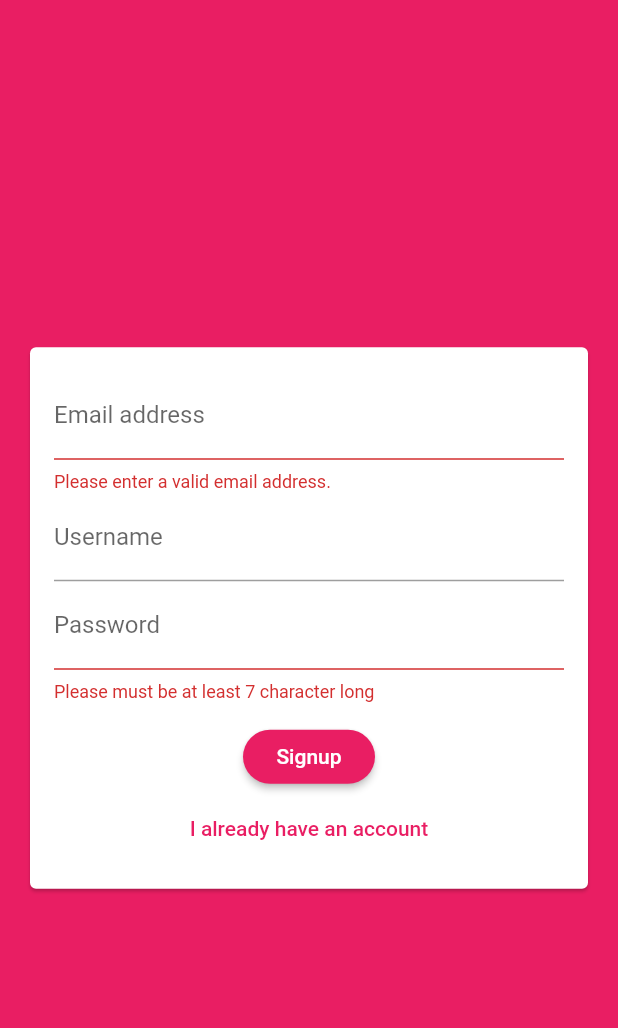
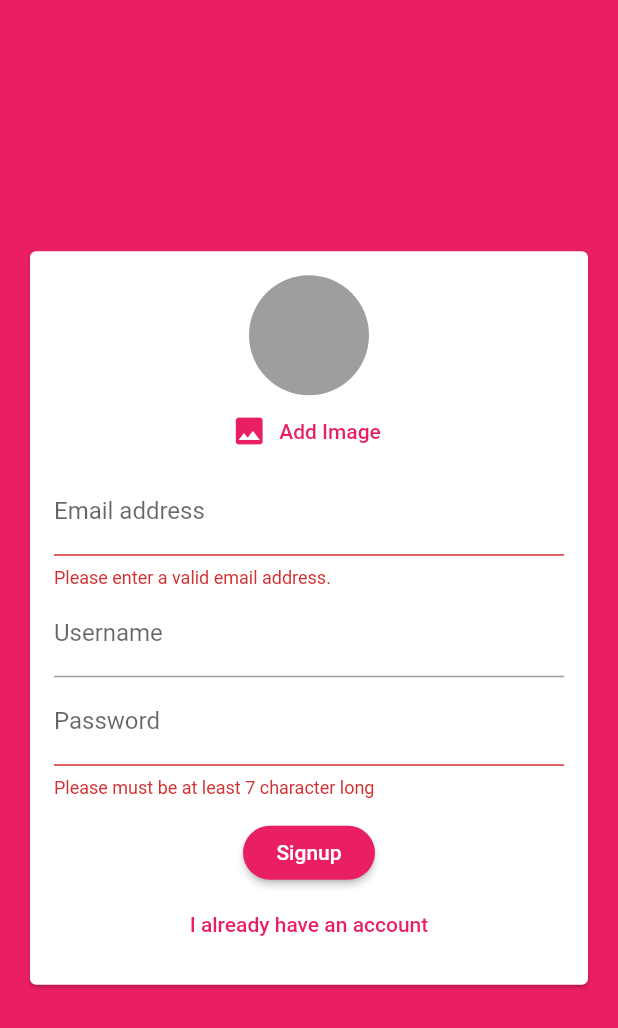
Before and after one commit to MariumAkter/Chit-Chat, a Flutter app: the screen it shows after launch, after a tap on "Login", after a tap on "Create new account", on a phone screen of 412 x 824 dp. Shown: the top 1028 px of the screen. Run offline on Flutter 3.47's test engine with Material 2 defaults, Android fonts, the phone set to English and light mode, and no system bars; our stand-ins replace cloud_firestore, firebase_auth, firebase_core, image_picker; accounts and stored records are empty.

Commit message:
Adding an Image Picker

```diff
--- /dev/null
+++ b/lib/picker/user_image_picker.dart
@@ -0,0 +1,37 @@
+import 'dart:io';
+
+import 'package:flutter/material.dart';
+import 'package:image_picker/image_picker.dart';
+class UserImagePicker extends StatefulWidget {
+  const UserImagePicker({Key? key}) : super(key: key);
+
+  @override
+  _UserImagePickerState createState() => _UserImagePickerState();
+}
+
+class _UserImagePickerState extends State<UserImagePicker> {
+   File? _pickedImage;
+
+  void _pickImage() async{
+   final pickImageFile = await ImagePicker().pickImage(source: ImageSource.camera,); // instead of ImagePicker I used ImagePicker()
+   setState(() {
+     _pickedImage = pickImageFile as File  ;
+   });
+  }
+  @override
+  Widget build(BuildContext context) {
+    return Column(children: <Widget> [
+      CircleAvatar(
+        radius: 40,
+        backgroundColor: Colors.grey,
+        backgroundImage: _pickedImage != null ? FileImage(_pickedImage!) : null,
+      ),
+      FlatButton.icon(
+        textColor: Theme.of(context).primaryColor,
+        onPressed: _pickImage,
+        icon: Icon(Icons.image),
+        label: Text('Add Image'),
+      ),
+    ],);
+  }
+}
--- a/lib/widgets/auth/auth_form.dart
+++ b/lib/widgets/auth/auth_form.dart
@@ -1,3 +1,4 @@
+import 'package:chit_chat/picker/user_image_picker.dart';
 import 'package:flutter/material.dart';
 
 class AuthForm extends StatefulWidget {
@@ -56,6 +57,7 @@ void _trySubmit(){
               child: Column(
               mainAxisSize: MainAxisSize.min,
               children: <Widget> [
+                if(!_isLogin) UserImagePicker(),
                 TextFormField(
                   key: ValueKey('email'),
                   validator: (value){
--- a/pubspec.yaml
+++ b/pubspec.yaml
@@ -25,6 +25,7 @@ dependencies:
     sdk: flutter
   flutter_launcher_icons: ^0.9.1
   firebase_core: ^1.5.0
+  image_picker: ^0.8.3+3
 
 
   # The following adds the Cupertino Icons font to your application.
```
Also changed, not shown: pubspec.lock.
